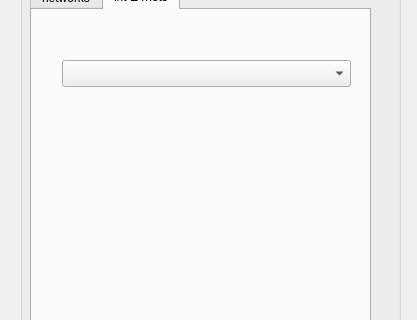
Old version of the form packages/OntologyBuilder/OntologyEquationEditor/ui_ontology_design.ui in the repository heinz-preisig/ProMo13; both pictures show x 0 to 417 and y 266 to 586 of the 417 by 956 pixel window.
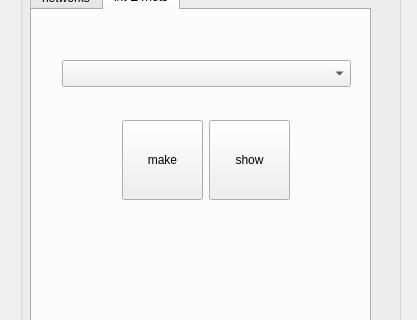
New version of the form. The open tabs and pages were chosen to show the change.

Commit message:
fix [equation editor]: interface equation handling
added two buttons for
- defining interface equations
- viewing & deleting interface equations

What changed in the file:
```diff
--- a/packages/OntologyBuilder/OntologyEquationEditor/ui_ontology_design.ui
+++ b/packages/OntologyBuilder/OntologyEquationEditor/ui_ontology_design.ui
@@ -174,6 +174,44 @@
        </rect>
       </property>
      </widget>
+     <widget class="QWidget" name="horizontalLayoutWidget">
+      <property name="geometry">
+       <rect>
+        <x>90</x>
+        <y>110</y>
+        <width>168</width>
+        <height>80</height>
+       </rect>
+      </property>
+      <layout class="QHBoxLayout" name="horizontalLayout_2">
+       <item>
+        <widget class="QPushButton" name="pushMakeInterfaceEquations">
+         <property name="sizePolicy">
+          <sizepolicy hsizetype="Expanding" vsizetype="Expanding">
+           <horstretch>0</horstretch>
+           <verstretch>0</verstretch>
+          </sizepolicy>
+         </property>
+         <property name="text">
+          <string>make</string>
+         </property>
+        </widget>
+       </item>
+       <item>
+        <widget class="QPushButton" name="pushShowInterfaceEquations">
+         <property name="sizePolicy">
+          <sizepolicy hsizetype="Expanding" vsizetype="Expanding">
+           <horstretch>0</horstretch>
+           <verstretch>0</verstretch>
+          </sizepolicy>
+         </property>
+         <property name="text">
+          <string>show</string>
+         </property>
+        </widget>
+       </item>
+      </layout>
+     </widget>
     </widget>
    </widget>
    <widget class="QComboBox" name="combo_EditVariableTypes">
```
The commit also changes 6 other files.
